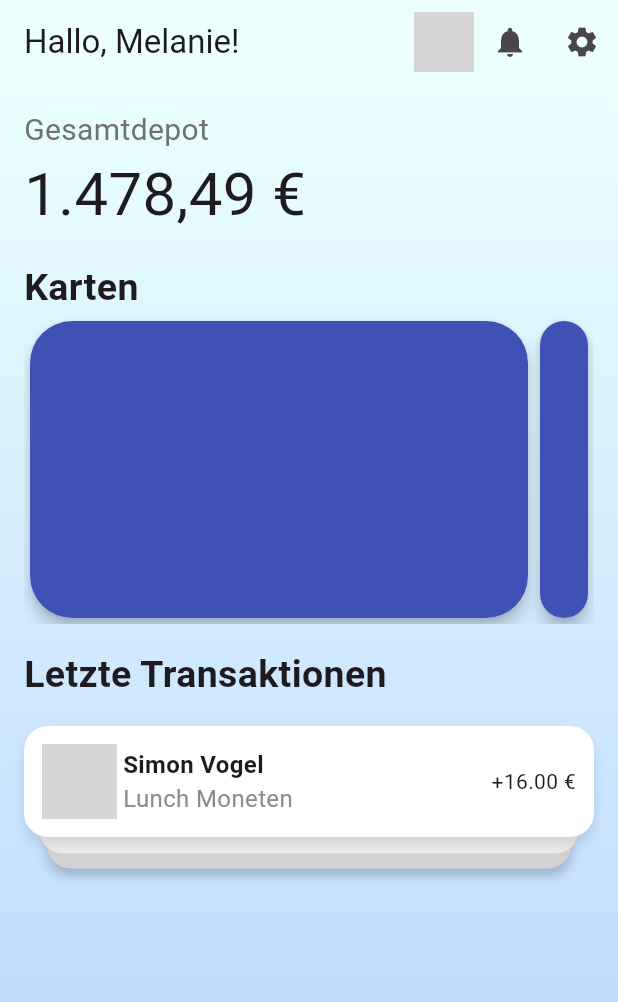
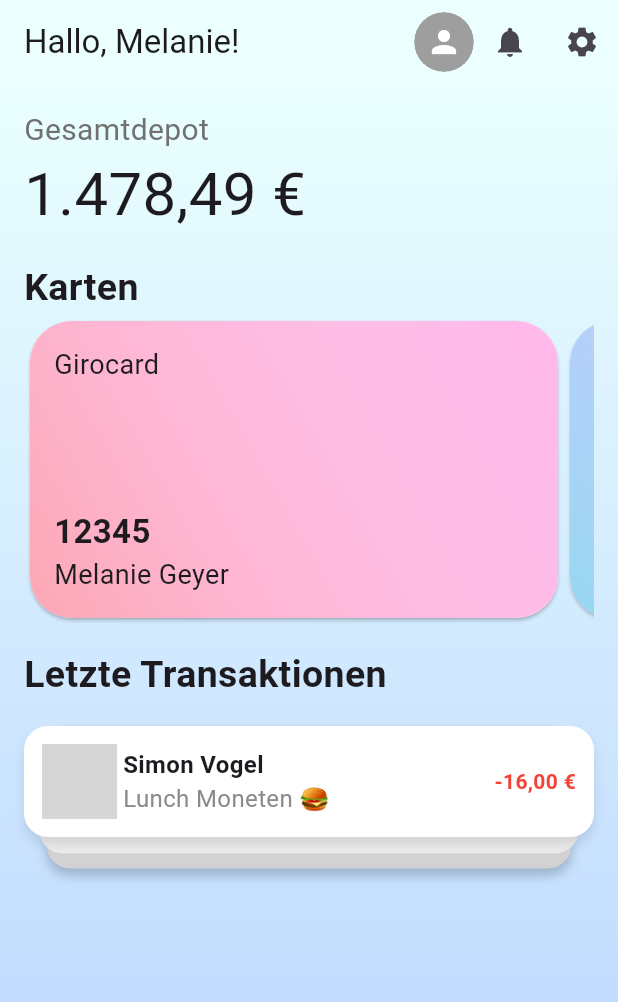
Before and after one commit to MelanieAppAkademie/cash_cat, a Flutter app: the screen it shows after launch, on a phone screen of 412 x 824 dp. Shown: the top 1002 px of the screen. Run offline on Flutter 3.47's test engine with Material 3 defaults, Android fonts, the phone set to English and light mode, and no system bars; our stand-ins replace animated_splash_screen; network calls fail; Roboto replaces fonts that are missing (Fjalla One); grey boxes are pictures that could not be loaded.

Commit message:
changes to layout

```diff
--- a/lib/src/domain/bankaccount/account.dart
+++ b/lib/src/domain/bankaccount/account.dart
@@ -9,7 +9,7 @@ class Account {
   final String accountType;
   double? dispo = 0.0;
   List<Transaction> transactions;
-  Card? card;
+  BankCard? card;
   final Bank bank;
 
   // Konstruktor (Bauplan)
--- a/lib/src/domain/bankaccount/card.dart
+++ b/lib/src/domain/bankaccount/card.dart
@@ -1,13 +1,26 @@
-import 'package:cash_cat/src/domain/user/user.dart';
+abstract class BankCard {
+  String cardHolder;
+  String cardNumber;
 
-abstract class Card {
-  final String cardNo;
-  final DateTime? expirationDate;
-  final AccountUser cardHolderName;
+  BankCard(this.cardHolder, this.cardNumber);
+}
 
-  Card(
-    this.expirationDate, {
-    required this.cardNo,
-    required this.cardHolderName,
-  });
+class Girocard extends BankCard {
+  double dispo;
+
+  Girocard(super.cardHolder, super.cardNumber, this.dispo);
 }
+
+class CreditCard extends BankCard {
+  double limit;
+  String expirationDate;
+  String cvv;
+
+  CreditCard(
+    super.cardHolder,
+    super.cardNumber,
+    this.limit,
+    this.expirationDate,
+    this.cvv,
+  );
+}
--- /dev/null
+++ b/lib/src/presentation/card_over_view.dart
@@ -0,0 +1,42 @@
+import 'package:cash_cat/src/domain/bankaccount/card.dart';
+import 'package:cash_cat/src/presentation/card_view.dart';
+import 'package:flutter/material.dart';
+
+class CardOverView extends StatelessWidget {
+  const CardOverView({super.key});
+
+  @override
+  Widget build(BuildContext context) {
+    List<BankCard> cards = [
+      Girocard("Melanie Geyer", "12345", 200),
+      CreditCard("Melanie Geyer", "123456789", 20000, "11/2025", "455"),
+    ];
+    final double height = MediaQuery.sizeOf(context).height;
+    return Column(
+      crossAxisAlignment: CrossAxisAlignment.start,
+      children: [
+        Text(
+          "Karten",
+          style: TextStyle(
+            fontFamily: "Roboto",
+            fontSize: 25,
+            fontWeight: FontWeight.bold,
+          ),
+        ),
+
+        ConstrainedBox(
+          constraints: BoxConstraints(maxHeight: height / 4),
+          child: CarouselView(
+            elevation: 1,
+            itemExtent: 360,
+            shrinkExtent: 230,
+            children: List<Widget>.generate(
+              cards.length,
+              (int index) => CardView(card: cards[index]),
+            ),
+          ),
+        ),
+      ],
+    );
+  }
+}
--- a/lib/src/presentation/card_view.dart
+++ b/lib/src/presentation/card_view.dart
@@ -1,34 +1,85 @@
+import 'package:cash_cat/src/domain/bankaccount/card.dart';
 import 'package:flutter/material.dart';
 
 class CardView extends StatelessWidget {
-  const CardView({super.key});
+  final BankCard card;
+  const CardView({super.key, required this.card});
 
   @override
   Widget build(BuildContext context) {
-    final double height = MediaQuery.sizeOf(context).height;
-    return Column(
+    bool isCreditCard = card is CreditCard;
+    return Container(
+      decoration: BoxDecoration(
+        color: (isCreditCard) ? Color(0xFFB7C3FF) : Color(0xFFFFB7E9),
+      ),
+      child: Container(
+        padding: EdgeInsets.all(16),
+        decoration: BoxDecoration(
+          gradient: LinearGradient(
+            begin: Alignment.bottomLeft,
+            end: Alignment.topRight,
+            colors:
+                (isCreditCard)
+                    ? [
+                      Color(0xFF5EF8D9).withAlpha(100),
+                      Colors.white.withAlpha(4),
+                    ]
+                    : [
+                      Color(0xFFF88D5E).withAlpha(100),
+                      Colors.white.withAlpha(4),
+                    ],
+          ),
+        ),
+        child: Column(
+          mainAxisAlignment: MainAxisAlignment.start,
           crossAxisAlignment: CrossAxisAlignment.start,
           children: [
+            Row(
+              mainAxisAlignment: MainAxisAlignment.spaceBetween,
+              children: [
                 Text(
-          "Karten",
+                  (card is CreditCard) ? "Kreditkarte" : "Girocard",
+                  style: TextStyle(fontFamily: "Roboto", fontSize: 18),
+                ),
+                if (isCreditCard)
+                  Text(
+                    (card as CreditCard).expirationDate,
+                    style: TextStyle(fontFamily: "Roboto", fontSize: 18),
+                  ),
+              ],
+            ),
+            Spacer(),
+            Text(
+              card.cardNumber,
               style: TextStyle(
                 fontFamily: "Roboto",
-            fontSize: 25,
+                fontSize: 22,
                 fontWeight: FontWeight.bold,
               ),
             ),
-        ConstrainedBox(
-          constraints: BoxConstraints(maxHeight: height / 4),
-          child: CarouselView(
-            elevation: 4,
-            itemExtent: 340,
+            Row(
+              mainAxisAlignment: MainAxisAlignment.spaceBetween,
               children: [
-              Container(color: Colors.indigo, width: double.infinity),
-              Container(color: Colors.indigo, width: double.infinity),
+                Text(
+                  card.cardHolder,
+                  style: TextStyle(fontFamily: "Roboto", fontSize: 18),
+                ),
+                if (isCreditCard)
+                  GestureDetector(
+                    onLongPress: () {},
+                    child: Row(
+                      spacing: 8,
+                      children: [
+                        Icon(Icons.visibility_outlined, color: Colors.blueGrey),
+                        Text("CVV", style: TextStyle(color: Colors.blueGrey)),
                       ],
                     ),
                   ),
               ],
+            ),
+          ],
+        ),
+      ),
     );
   }
 }
--- /dev/null
+++ b/lib/src/presentation/circle_avatar.dart
@@ -0,0 +1,33 @@
+import 'package:flutter/material.dart';
+
+class CustomCircleAvatar extends StatelessWidget {
+  final String? url;
+  const CustomCircleAvatar({super.key, this.url});
+
+  @override
+  Widget build(BuildContext context) {
+    return Container(
+      height: 40,
+      width: 40,
+      clipBehavior: Clip.antiAlias,
+      decoration: BoxDecoration(
+        borderRadius: BorderRadius.all(Radius.circular(50)),
+      ),
+      child:
+          url != null
+              ? Image.network(
+                url!,
+                fit: BoxFit.cover,
+                errorBuilder:
+                    (context, error, stackTrace) => CircleAvatar(
+                      backgroundColor: Colors.grey,
+                      child: Icon(Icons.person, color: Colors.white),
+                    ),
+              )
+              : CircleAvatar(
+                backgroundColor: Colors.grey,
+                child: Icon(Icons.person, color: Colors.white),
+              ),
+    );
+  }
+}
--- a/lib/src/presentation/home_screen.dart
+++ b/lib/src/presentation/home_screen.dart
@@ -1,9 +1,100 @@
+import 'package:cash_cat/src/domain/bankaccount/transaction.dart';
+import 'package:cash_cat/src/domain/user/user.dart';
 import 'package:cash_cat/src/presentation/background.dart';
+import 'package:cash_cat/src/presentation/card_over_view.dart';
 import 'package:cash_cat/src/presentation/card_view.dart';
 import 'package:cash_cat/src/presentation/depot_view.dart';
 import 'package:cash_cat/src/presentation/nav_bar_profile.dart';
+import 'package:cash_cat/src/presentation/recent_transactions.dart';
 import 'package:cash_cat/src/presentation/transaction_view.dart';
 import 'package:flutter/material.dart';
+
+Transaction transaction = Transaction(
+  id: "123",
+  accountId: "2",
+  amount: -16.00,
+  date: DateTime.now(),
+  description: "Lunch Moneten 🍔",
+);
+
+AccountUser account1 = AccountUser(
+  id: "2",
+  name: "Simon Vogel",
+  username: "simonElias",
+  avatarUrl:
+      "https://images.unsplash.com/photo-1508341591423-4347099e1f19?q=80&w=3087&auto=format&fit=crop&ixlib=rb-4.0.3&ixid=M3wxMjA3fDB8MHxwaG90by1wYWdlfHx8fGVufDB8fHx8fA%3D%3D",
+  email: "sv@appakademie",
+  accounts: [],
+);
+
+AccountUser account2 = AccountUser(
+  id: "1",
+  name: "Melanie",
+  username: "Melli",
+  avatarUrl:
+      "https://images.unsplash.com/photo-1488426862026-3ee34a7d66df?q=80&w=1727&auto=format&fit=crop&ixlib=rb-4.0.3&ixid=M3wxMjA3fDB8MHxwaG90by1wYWdlfHx8fGVufDB8fHx8fA%3D%3D",
+  email: "Melli@app.com",
+  accounts: [],
+);
+
+List<Transaction> transactions = [
+  Transaction(
+    id: "123",
+    accountId: "2",
+    amount: 32.00,
+    date: DateTime.now(),
+    description: "Lunch Moneten 🍔",
+  ),
+  Transaction(
+    id: "123",
+    accountId: "2",
+    amount: -16.00,
+    date: DateTime.now(),
+    description: "Lunch Moneten 🍔",
+  ),
+  Transaction(
+    id: "123",
+    accountId: "2",
+    amount: 100.00,
+    date: DateTime.now(),
+    description: "Rechnung von März 2025",
+  ),
+  Transaction(
+    id: "123",
+    accountId: "2",
+    amount: 4.00,
+    date: DateTime.now(),
+    description: "Taschengeld",
+  ),
+  Transaction(
+    id: "123",
+    accountId: "2",
+    amount: 32.00,
+    date: DateTime.now(),
+    description: "Lunch Moneten 🍔",
+  ),
+  Transaction(
+    id: "123",
+    accountId: "2",
+    amount: -16.00,
+    date: DateTime.now(),
+    description: "Lunch Moneten 🍔",
+  ),
+  Transaction(
+    id: "123",
+    accountId: "2",
+    amount: 100.00,
+    date: DateTime.now(),
+    description: "Rechnung von März 2025",
+  ),
+  Transaction(
+    id: "123",
+    accountId: "2",
+    amount: 4.00,
+    date: DateTime.now(),
+    description: "Taschengeld",
+  ),
+];
 
 class HomeScreen extends StatelessWidget {
   const HomeScreen({super.key});
@@ -15,7 +106,7 @@ class HomeScreen extends StatelessWidget {
         backgroundColor: Color(0xFFEAFFFE),
 
         actions: [
-          NavBarProfile(),
+          NavBarProfile(url: account2.avatarUrl),
           IconButton(onPressed: () {}, icon: Icon(Icons.notifications)),
           IconButton(onPressed: () {}, icon: Icon(Icons.settings)),
         ],
@@ -32,7 +123,7 @@ class HomeScreen extends StatelessWidget {
               crossAxisAlignment: CrossAxisAlignment.start,
               children: [
                 DepotView(),
-                CardView(),
+                CardOverView(),
                 Text(
                   "Letzte Transaktionen",
                   style: TextStyle(
@@ -41,7 +132,17 @@ class HomeScreen extends StatelessWidget {
                     fontWeight: FontWeight.bold,
                   ),
                 ),
-                RecentTransactions(),
+                GestureDetector(
+                  onTap: () {
+                    Navigator.push(
+                      context,
+                      MaterialPageRoute(
+                        builder: (context) => TransactionsOverView(),
+                      ),
+                    );
+                  },
+                  child: RecentTransactions(),
+                ),
               ],
             ),
           ),
@@ -51,39 +152,24 @@ class HomeScreen extends StatelessWidget {
   }
 }
 
-class RecentTransactions extends StatelessWidget {
-  const RecentTransactions({super.key});
+class TransactionsOverView extends StatelessWidget {
+  const TransactionsOverView({super.key});
 
   @override
   Widget build(BuildContext context) {
-    return Stack(
-      alignment: AlignmentDirectional.topCenter,
-      children: [
-        Container(
-          height: 95,
-          width: 350,
-          decoration: BoxDecoration(
-            boxShadow: [
-              BoxShadow(
-                color: Color.fromRGBO(0, 0, 0, 0.2),
-                blurRadius: 5,
-                offset: Offset(0, 5),
-              ),
-            ],
-            color: Color.fromARGB(255, 210, 210, 210),
-            borderRadius: BorderRadius.circular(16),
-          ),
-        ),
-        Container(
-          height: 85,
-          width: 360,
-          decoration: BoxDecoration(
-            color: Color.fromARGB(255, 236, 236, 236),
-            borderRadius: BorderRadius.circular(16),
-          ),
-        ),
-        TransactionView(),
-      ],
+    return Scaffold(
+      appBar: AppBar(title: Text("Letzte Transaktionen")),
+      body: ListView.builder(
+        itemCount: transactions.length,
+        itemBuilder: (context, index) {
+          return ListTile(
+            leading: Icon(Icons.person),
+            title: Text(account1.name),
+            subtitle: Text(transactions[index].description),
+            trailing: Text(transactions[index].amount.toString()),
+          );
+        },
+      ),
     );
   }
 }
--- a/lib/src/presentation/nav_bar_profile.dart
+++ b/lib/src/presentation/nav_bar_profile.dart
@@ -1,8 +1,10 @@
+import 'package:cash_cat/src/presentation/circle_avatar.dart';
 import 'package:cash_cat/src/presentation/profile_page.dart';
 import 'package:flutter/material.dart';
 
 class NavBarProfile extends StatelessWidget {
-  const NavBarProfile({super.key});
+  final String? url;
+  const NavBarProfile({super.key, this.url});
 
   @override
   Widget build(BuildContext context) {
@@ -19,10 +21,7 @@ class NavBarProfile extends StatelessWidget {
         decoration: BoxDecoration(
           borderRadius: BorderRadius.all(Radius.circular(50)),
         ),
-        child: Image.network(
-          fit: BoxFit.cover,
-          "https://images.unsplash.com/photo-1488426862026-3ee34a7d66df?q=80&w=1727&auto=format&fit=crop&ixlib=rb-4.0.3&ixid=M3wxMjA3fDB8MHxwaG90by1wYWdlfHx8fGVufDB8fHx8fA%3D%3D",
-        ),
+        child: CustomCircleAvatar(url: url),
       ),
     );
   }
--- /dev/null
+++ b/lib/src/presentation/recent_transactions.dart
@@ -0,0 +1,40 @@
+import 'package:cash_cat/src/presentation/home_screen.dart';
+import 'package:cash_cat/src/presentation/transaction_view.dart';
+import 'package:flutter/material.dart';
+
+class RecentTransactions extends StatelessWidget {
+  const RecentTransactions({super.key});
+
+  @override
+  Widget build(BuildContext context) {
+    return Stack(
+      alignment: AlignmentDirectional.topCenter,
+      children: [
+        Container(
+          height: 95,
+          width: 350,
+          decoration: BoxDecoration(
+            boxShadow: [
+              BoxShadow(
+                color: Color.fromRGBO(0, 0, 0, 0.2),
+                blurRadius: 5,
+                offset: Offset(0, 5),
+              ),
+            ],
+            color: Color.fromARGB(255, 210, 210, 210),
+            borderRadius: BorderRadius.circular(16),
+          ),
+        ),
+        Container(
+          height: 85,
+          width: 360,
+          decoration: BoxDecoration(
+            color: Color.fromARGB(255, 236, 236, 236),
+            borderRadius: BorderRadius.circular(16),
+          ),
+        ),
+        TransactionView(transaction: transaction, accountUser: account1),
+      ],
+    );
+  }
+}
--- a/lib/src/presentation/transaction_view.dart
+++ b/lib/src/presentation/transaction_view.dart
@@ -1,10 +1,24 @@
+import 'package:cash_cat/src/domain/bankaccount/transaction.dart';
+import 'package:cash_cat/src/domain/user/user.dart';
 import 'package:flutter/material.dart';
+import 'package:intl/intl.dart';
 
 class TransactionView extends StatelessWidget {
-  const TransactionView({super.key});
+  final Transaction transaction;
+  final AccountUser accountUser;
+  const TransactionView({
+    super.key,
+    required this.transaction,
+    required this.accountUser,
+  });
 
   @override
   Widget build(BuildContext context) {
+    bool isPositiveAmount = transaction.amount > 0;
+    final formattedAmount = NumberFormat.currency(
+      locale: "de_DE",
+      symbol: "€",
+    ).format(transaction.amount);
     return Container(
       padding: EdgeInsets.all(12),
       decoration: BoxDecoration(
@@ -29,7 +43,8 @@ class TransactionView extends StatelessWidget {
               borderRadius: BorderRadius.all(Radius.circular(50)),
             ),
             child: Image.network(
-              "https://images.unsplash.com/photo-1508341591423-4347099e1f19?q=80&w=3087&auto=format&fit=crop&ixlib=rb-4.0.3&ixid=M3wxMjA3fDB8MHxwaG90by1wYWdlfHx8fGVufDB8fHx8fA%3D%3D",
+              accountUser.avatarUrl ??
+                  "https://www.kidway.shop/wp-content/uploads/yith-wcmv-uploads/vendor-avatar-placeholder.png",
               fit: BoxFit.cover,
             ),
           ),
@@ -38,17 +53,24 @@ class TransactionView extends StatelessWidget {
                 CrossAxisAlignment.start, // Ensures leading alignment
             children: [
               Text(
-                "Simon Vogel",
+                accountUser.name,
                 style: TextStyle(fontWeight: FontWeight.bold, fontSize: 16),
               ),
               Text(
-                "Lunch Moneten",
+                transaction.description,
                 style: TextStyle(fontSize: 16, color: Color(0xFF8C8B8B)),
               ),
             ],
           ),
           Spacer(),
-          Text("+16.00 €"),
+          Text(
+            isPositiveAmount ? "+ $formattedAmount" : formattedAmount,
+
+            style: TextStyle(
+              color: isPositiveAmount ? Colors.green : Colors.red,
+              fontWeight: FontWeight.bold,
+            ),
+          ),
         ],
       ),
     );
--- a/pubspec.yaml
+++ b/pubspec.yaml
@@ -10,6 +10,7 @@ dependencies:
   animated_splash_screen: ^1.3.0
   flutter:
     sdk: flutter
+  intl: ^0.20.2
 
 dev_dependencies:
   flutter_test:
```
Also changed, not shown: pubspec.lock. Lines whose indentation alone changed are shown as unchanged.
